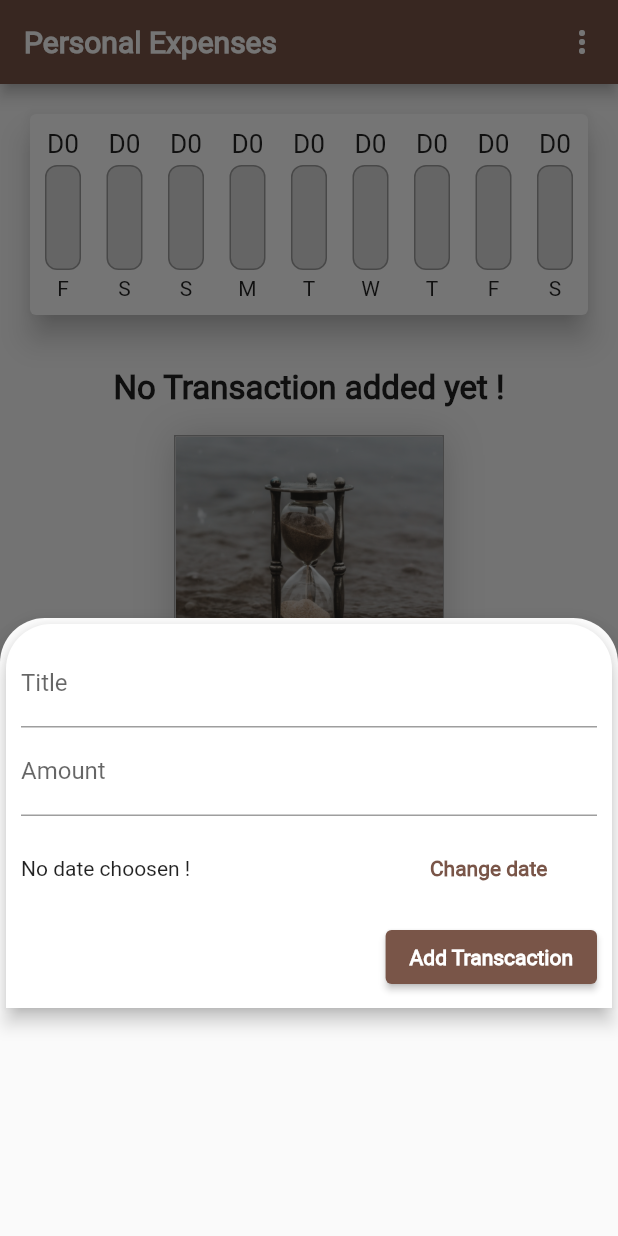
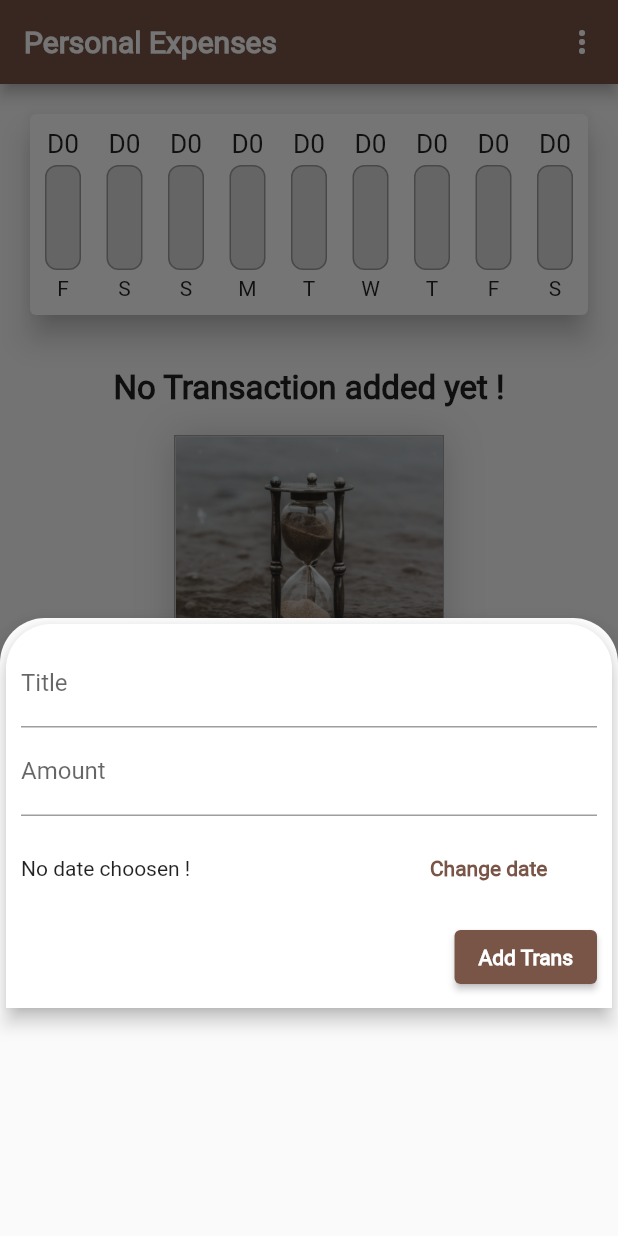
Before and after one commit to Fazaa3/Expenses-Planner-flutter, a Flutter app: the screen it shows after launch, after a tap on the "add" icon, on a phone screen of 412 x 824 dp. Run offline on Flutter 3.47's test engine with Material 2 defaults, Android fonts, the phone set to English and light mode, and no system bars; our stand-ins replace shared_preferences.

Commit message:
23/12/2013

```diff
--- a/lib/widgets/new_transactions.dart
+++ b/lib/widgets/new_transactions.dart
@@ -116,7 +116,7 @@ class _newTransactionState extends State<newTransaction> {
                 style: ElevatedButton.styleFrom(),
                 onPressed: _submitData,
                 child: Text(
-                  'Add Transcaction',
+                  'Add Trans',
                   style: TextStyle(
                       fontWeight: FontWeight.bold, color: Colors.white),
                 ),
```
